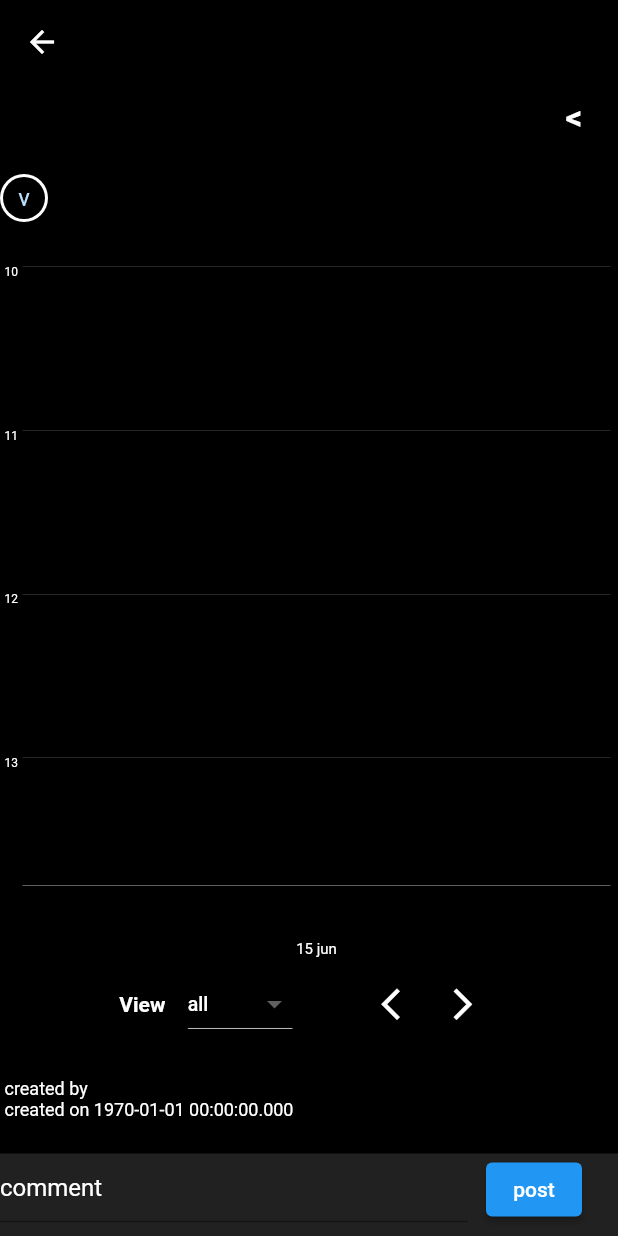
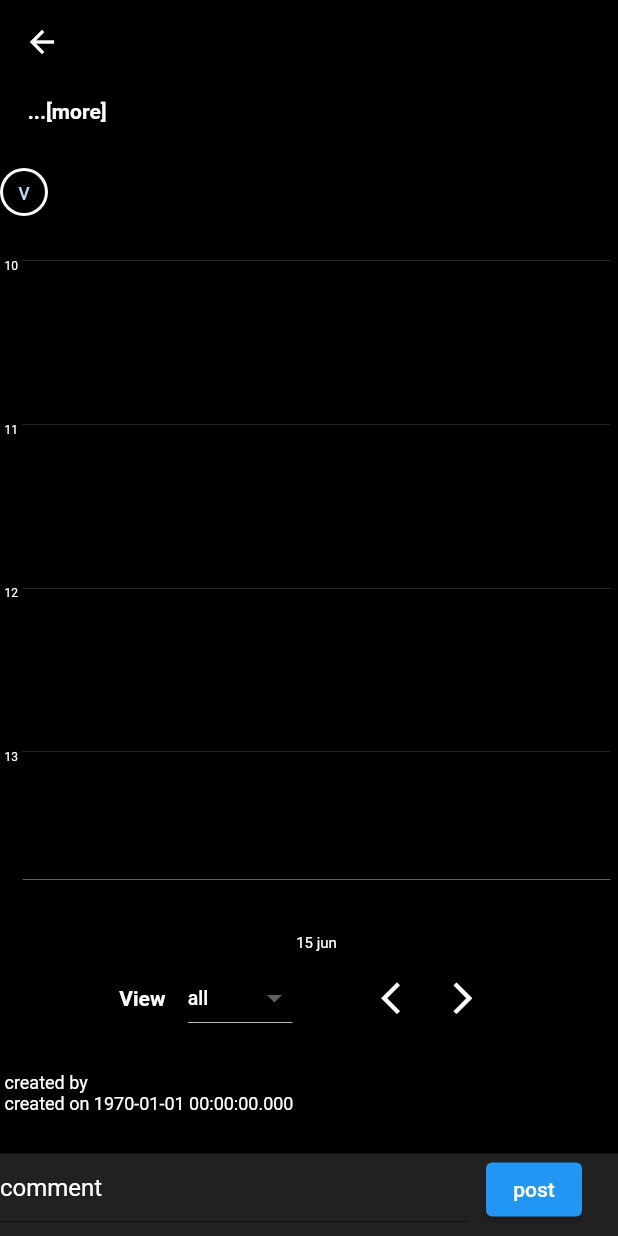
Before and after one commit to balaji0852/yellowpatio, a Flutter app: the CommentSectionPage screen opened directly with empty values, on a phone screen of 412 x 824 dp. Run offline on Flutter 3.47's test engine with Material 2 defaults, Android fonts, the light colour scheme and no system bars; our stand-ins replace firebase_auth, firebase_core, floor, flutter_redux, flutter_switch, google_sign_in and 2 more; missing offline and left inert: flutter_fgbg, flutter_inappwebview; accounts and stored records are empty; generated files the repository leaves out were written again; network calls fail.

Commit message:
may 15,2023 conf

```diff
--- a/lib/Pages/comment_section_page.dart
+++ b/lib/Pages/comment_section_page.dart
@@ -37,6 +37,7 @@ class CommentSection extends State<CommentSectionPage> {
   final GlobalKey<PlannerGraphPage> _key = GlobalKey();
   int commentsLengthManager = 0;
   late int userStoreID;
+  int nextLine = 0;
   //sig -30, sep 22
   bool callingServer = false;
   var focusNode = FocusNode();
@@ -58,10 +59,13 @@ class CommentSection extends State<CommentSectionPage> {
     state = StoreProvider.of<AppStore>(context);
     darkMode = state.state.darkMode;
 
-    focusNode.removeListener((){
+    focusNode.removeListener(() {
       print("removed");
     });
 
+    return StoreConnector<AppStore, bool>(
+        converter: (store) => store.state.showDialog,
+        builder: (context, _showDialog) {
           return Scaffold(
             appBar: AppBar(
               backgroundColor: !darkMode ? Colors.white : Colors.black,
@@ -73,7 +77,8 @@ class CommentSection extends State<CommentSectionPage> {
               title: Text(
                 widget.classMaster!.itemName,
                 style: TextStyle(
-              fontSize: 30, color: darkMode ? Colors.white : Colors.black),
+                    fontSize: 30,
+                    color: darkMode ? Colors.white : Colors.black),
               ),
             ),
             body: Stack(
@@ -85,8 +90,8 @@ class CommentSection extends State<CommentSectionPage> {
                     crossAxisAlignment: CrossAxisAlignment.stretch,
                     children: [
                       Container(
-                  height:
-                      (MediaQuery.of(context).size.height) - heightManagement,
+                        height: (MediaQuery.of(context).size.height) -
+                            heightManagement,
                         color: darkMode ? Colors.black : Colors.white,
                         child: ListView(
                           controller: mainWidgetScrollController,
@@ -110,46 +115,68 @@ class CommentSection extends State<CommentSectionPage> {
                                 child: Row(
                                   mainAxisAlignment: MainAxisAlignment.end,
                                   children: [
-                              if (showDescription)
                                     Expanded(
-                                  child: Column(
-                                    children: [
-                                      Text(
-                                        widget.classMaster!.description,
+                                      child: GestureDetector(
+                                          onTap: () {
+                                            setState(() {
+                                              showDescription =
+                                                  !showDescription;
+                                            });
+                                          },
+                                          child: Text(
+                                            showDescription && !_showDialog
+                                                ? widget
+                                                    .classMaster!.description
+                                                : widget.classMaster!
+                                                        .description
+                                                        .substring(
+                                                            0,
+                                                            widget
+                                                                        .classMaster!
+                                                                        .description
+                                                                        .length >
+                                                                    30
+                                                                ? 30
+                                                                : widget
+                                                                    .classMaster!
+                                                                    .description
+                                                                    .length) +
+                                                    " ...[more]",
                                             maxLines: 5,
+                                            softWrap: true,
+                                            textAlign: TextAlign.start,
                                             style: TextStyle(
                                                 fontSize: 14,
                                                 color: darkMode
                                                     ? Colors.white
                                                     : Colors.black,
                                                 fontWeight: FontWeight.bold),
-                                      )
-                                    ],
+                                          )),
                                     ),
-                                ),
-                              const SizedBox(
-                                width: 15,
-                              ),
-                              GestureDetector(
-                                onTap: () {
-                                  setState(() {
-                                    showDescription = !showDescription;
-                                  });
-                                },
-                                child: SizedBox(
-                                  width: 20,
-                                  height: 20,
-                                  child: Text(
-                                    !showDescription ? "<" : "v",
-                                    style: TextStyle(
-                                        fontSize: 22,
-                                        color: darkMode
-                                            ? Colors.white
-                                            : Colors.black,
-                                        fontWeight: FontWeight.bold),
-                                  ),
-                                ),
-                              )
+
+                                    // const SizedBox(
+                                    //   width: 15,
+                                    // ),
+                                    // GestureDetector(
+                                    //   onTap: () {
+                                    //     setState(() {
+                                    //       showDescription = !showDescription;
+                                    //     });
+                                    //   },
+                                    //   child: SizedBox(
+                                    //     width: 20,
+                                    //     height: 20,
+                                    //     child: Text(
+                                    //       !showDescription || _showDialog ? "<" : "v",
+                                    //       style: TextStyle(
+                                    //           fontSize: 22,
+                                    //           color: darkMode
+                                    //               ? Colors.white
+                                    //               : Colors.black,
+                                    //           fontWeight: FontWeight.bold),
+                                    //     ),
+                                    //   ),
+                                    // )
                                   ],
                                 )),
                             PlannerGraph(
@@ -164,10 +191,12 @@ class CommentSection extends State<CommentSectionPage> {
                             ),
 
                             Text(
-                        " created by " + widget.classMaster!.userStore.userName,
+                              " created by " +
+                                  widget.classMaster!.userStore.userName,
                               style: TextStyle(
                                   fontSize: 12,
-                            color: darkMode ? Colors.white : Colors.black),
+                                  color:
+                                      darkMode ? Colors.white : Colors.black),
                             ),
                             Text(
                               " created on " +
@@ -176,7 +205,8 @@ class CommentSection extends State<CommentSectionPage> {
                                       .toString(),
                               style: TextStyle(
                                   fontSize: 12,
-                            color: darkMode ? Colors.white : Colors.black),
+                                  color:
+                                      darkMode ? Colors.white : Colors.black),
                             ),
                           ],
                         ),
@@ -189,7 +219,6 @@ class CommentSection extends State<CommentSectionPage> {
                 Positioned(
                   bottom: -10,
                   child: Container(
-
                     width: MediaQuery.of(context).size.width,
                     height: heightManagement,
                     color: darkMode ? Colors.grey[900] : Colors.grey,
@@ -203,7 +232,8 @@ class CommentSection extends State<CommentSectionPage> {
                               counterText: ' ',
                               hintText: "comment",
                               hintStyle: TextStyle(
-                            color: darkMode ? Colors.white : Colors.black),
+                                  color:
+                                      darkMode ? Colors.white : Colors.black),
                             ),
                             controller: commentEditController,
                             maxLines: maxLinesManagement,
@@ -244,7 +274,9 @@ class CommentSection extends State<CommentSectionPage> {
               ],
             ),
           );
+        });
   }
+
   backButton() {
     Navigator.pop(context);
     Navigator.push(
@@ -255,26 +287,26 @@ class CommentSection extends State<CommentSectionPage> {
 
   textFieldheighManager(String value) {
     setState(() {
-      print(value.substring(value.length-1)=='\n');
       if (value.length >= 240) {
         maxLinesManagement = 7;
         heightManagement = 160;
-      } if (value.isEmpty) {
+      }
+      if (value.isEmpty) {
         maxLinesManagement = 2;
         heightManagement = 65;
-      } else if (value.length > 40 && value.length < 80 ) {
+      } else if (value.length > 40 && value.length < 80) {
         maxLinesManagement = 2;
         heightManagement = 85;
       } else if (value.length > 80 && value.length < 120) {
         maxLinesManagement = 3;
         heightManagement = 100;
-      } else if ( value.length > 120 && value.length < 160) {
+      } else if (value.length > 120 && value.length < 160) {
         maxLinesManagement = 4;
         heightManagement = 115;
       } else if (value.length > 160 && value.length < 200) {
         maxLinesManagement = 5;
         heightManagement = 130;
-      } else if ( value.length > 200 && value.length < 240) {
+      } else if (value.length > 200 && value.length < 240) {
         maxLinesManagement = 6;
         heightManagement = 145;
       }
--- a/lib/graph/planner_graph.dart
+++ b/lib/graph/planner_graph.dart
@@ -9,6 +9,8 @@ import 'package:yellowpatioapp/db/entity/data_instances_master.dart';
 import 'package:yellowpatioapp/graph/dropwdown.dart';
 import 'package:yellowpatioapp/graph/graph_dialog.dart';
 import 'package:yellowpatioapp/graph/time_instance_widget.dart';
+import 'package:yellowpatioapp/redux_state_store/action/actions.dart';
+import 'package:yellowpatioapp/redux_state_store/reducer/showDialogReducer.dart';
 
 import '../config.dart';
 import '../redux_state_store/appStore.dart';
@@ -116,6 +118,9 @@ class PlannerGraphPage extends State<PlannerGraph> {
       int selectedIndex) {
     //adding List to callback for now, this is to populate the List<HourlyDataInstance>
     //to graph_dialog, finding central state management...
+
+    //balaji: adding this dispatch for global gd
+    state.dispatch(ChangeShowDialogState(openDialog));
 
     ScrollController sc = widget.MainWidgetScrollView;
     sc.animateTo(0,
--- a/lib/redux_state_store/action/actions.dart
+++ b/lib/redux_state_store/action/actions.dart
@@ -33,3 +33,11 @@ class ChangeUserStoreID{
 
   ChangeUserStoreID(this.userStoreID);
 }
+
+
+
+class ChangeShowDialogState{
+  final bool showDialog;
+
+  ChangeShowDialogState(this.showDialog);
+}
--- a/lib/redux_state_store/appStore.dart
+++ b/lib/redux_state_store/appStore.dart
@@ -14,6 +14,8 @@ class AppStore {
   final bool darkMode;
   final int projectStoreID;
   final int userStoreID;
+  //Balaji: 16/05/2023 - adding this global gd flag
+  final bool showDialog;
 
   AppStore({
     this.isLoading = false,
@@ -21,6 +23,7 @@ class AppStore {
     this.dateViewPreference = 1,
     this.selectedIndex = 0,
     this.darkMode  = true,
+    this.showDialog = false,
     this.projectStoreID = 999,
     this.userStoreID = 999
   });
--- a/lib/redux_state_store/reducer/app_state_reducer.dart
+++ b/lib/redux_state_store/reducer/app_state_reducer.dart
@@ -5,6 +5,7 @@ import 'package:yellowpatioapp/redux_state_store/reducer/date_preference_reducer
 import 'package:yellowpatioapp/redux_state_store/reducer/dark_mode.dart';
 import 'package:yellowpatioapp/redux_state_store/reducer/projectStoreReducer.dart';
 import 'package:yellowpatioapp/redux_state_store/reducer/selected_index_reducer.dart';
+import 'package:yellowpatioapp/redux_state_store/reducer/showDialogReducer.dart';
 import 'package:yellowpatioapp/redux_state_store/reducer/userStoreReducer.dart';
 
 AppStore appReducer(AppStore state, action){
@@ -13,7 +14,8 @@ AppStore appReducer(AppStore state, action){
   selectedIndex: selectedIndexReducer(state.selectedIndex,action),
   projectStoreID: projectStoreReducer(state.projectStoreID,action),
   userStoreID: userStoreReducer(state.userStoreID,action),
-  darkMode: changeDarkModeReducer(state.darkMode,action)
+  darkMode: changeDarkModeReducer(state.darkMode,action),
+  showDialog: showDialogReducer(state.showDialog,action)
   );
 }
 
--- /dev/null
+++ b/lib/redux_state_store/reducer/showDialogReducer.dart
@@ -0,0 +1,11 @@
+import 'package:redux/redux.dart';
+import 'package:yellowpatioapp/redux_state_store/action/actions.dart';
+
+final showDialogReducer = combineReducers<bool>([
+  TypedReducer<bool,ChangeShowDialogState>(_changeDialogReducer)
+]);
+
+
+bool _changeDialogReducer(bool showDialog,ChangeShowDialogState action){
+  return action.showDialog;
+}
```
Lines whose indentation alone changed are shown as unchanged.
